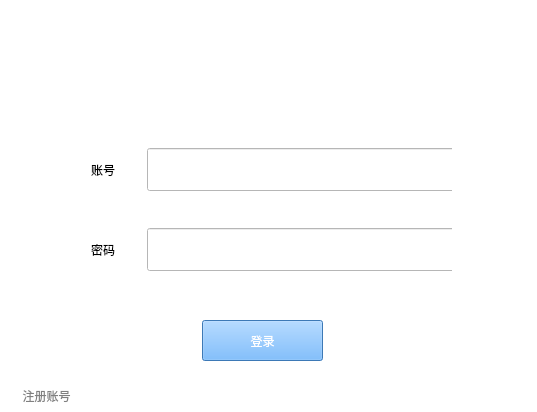
First picture: the form in ui/LogInWidget/LogInWidget.ui, repository qin11152/IM-Client, before the edit.
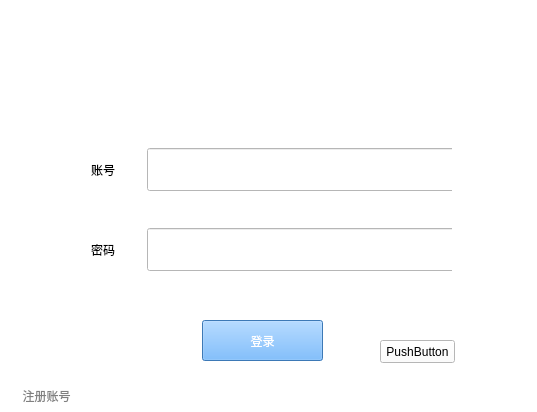
Second picture: the form after the edit. Icons and pictures are not drawn.

What changed in the file:
```diff
--- a/ui/LogInWidget/LogInWidget.ui
+++ b/ui/LogInWidget/LogInWidget.ui
@@ -180,6 +180,19 @@
     <bool>true</bool>
    </property>
   </widget>
+  <widget class="QPushButton" name="pushButton">
+   <property name="geometry">
+    <rect>
+     <x>380</x>
+     <y>340</y>
+     <width>75</width>
+     <height>23</height>
+    </rect>
+   </property>
+   <property name="text">
+    <string>PushButton</string>
+   </property>
+  </widget>
  </widget>
  <layoutdefault spacing="6" margin="11"/>
  <resources>
```
